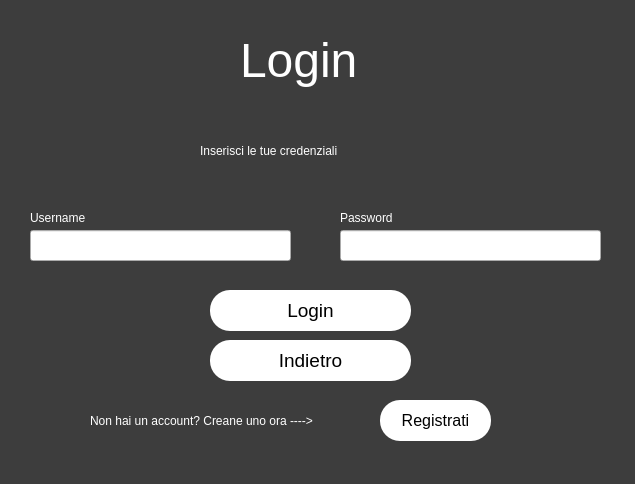
First picture: the form in Login/LoginCliente.ui, repository riccardomalpiedi/parcheggio, before the edit.
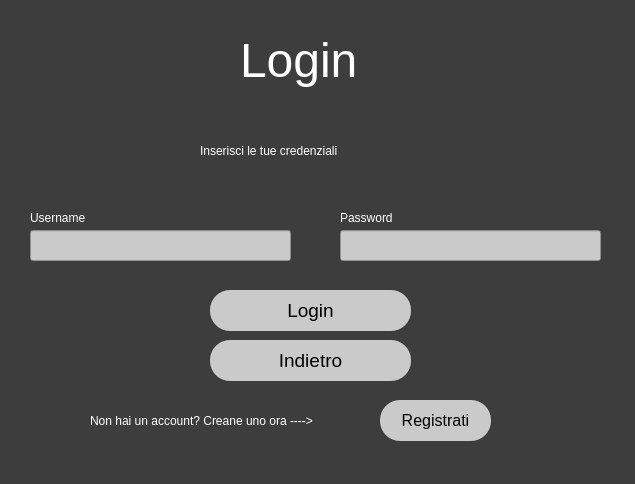
Second picture: the form after the edit.

Commit message: Distinzione tra cliente e amministratore per le prenotazioni e la lista delle prenotazioni

What changed in the file:
```diff
--- a/Login/LoginCliente.ui
+++ b/Login/LoginCliente.ui
@@ -48,7 +48,7 @@
    </property>
    <property name="styleSheet">
     <string notr="true">border-radius:20px; 
-background-color: rgb(255, 255, 255);
+ background-color: rgb(202, 202, 202);
 font-size:14pt;</string>
    </property>
    <property name="text">
@@ -85,7 +85,7 @@
    </property>
    <property name="styleSheet">
     <string notr="true">border-radius:20px; 
-background-color: rgb(255, 255, 255);
+ background-color: rgb(202, 202, 202);
 font-size:14pt;</string>
    </property>
    <property name="text">
@@ -122,7 +122,7 @@
     </rect>
    </property>
    <property name="styleSheet">
-    <string notr="true">color: rgb(0, 0, 0);</string>
+    <string notr="true">color: rgb(0, 0, 0); background-color: rgb(202, 202, 202);</string>
    </property>
   </widget>
   <widget class="QLineEdit" name="username_field">
@@ -135,7 +135,7 @@
     </rect>
    </property>
    <property name="styleSheet">
-    <string notr="true">color: rgb(0, 0, 0);</string>
+    <string notr="true">color: rgb(0, 0, 0); background-color: rgb(202, 202, 202);</string>
    </property>
   </widget>
   <widget class="QLabel" name="label">
@@ -185,7 +185,7 @@
    </property>
    <property name="styleSheet">
     <string notr="true">border-radius:20px; 
-background-color: rgb(255, 255, 255);
+ background-color: rgb(202, 202, 202);
 font-size:12pt;</string>
    </property>
    <property name="text">
```
The commit also changes 7 other files.
